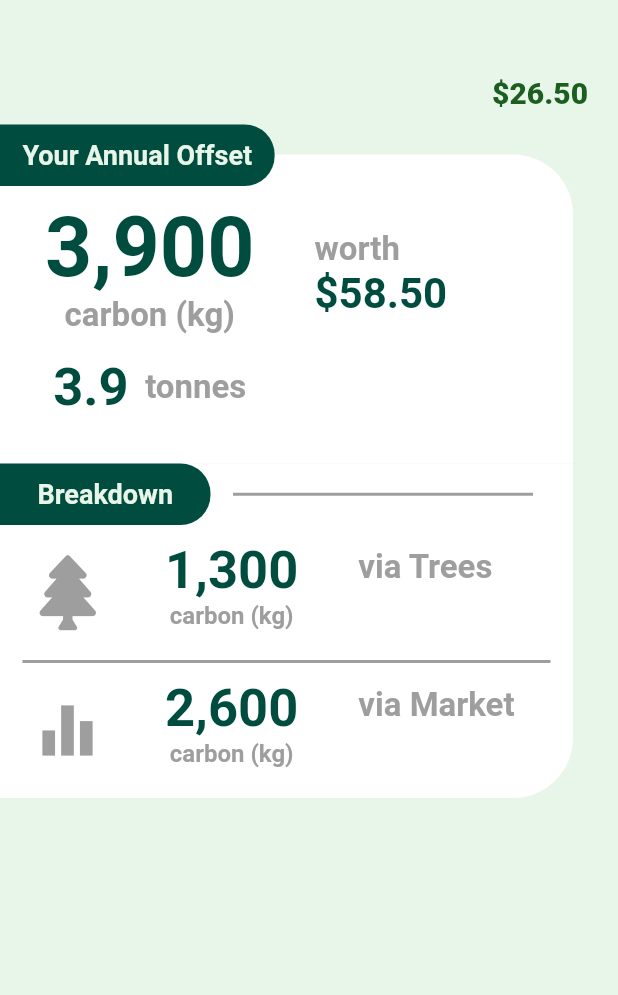
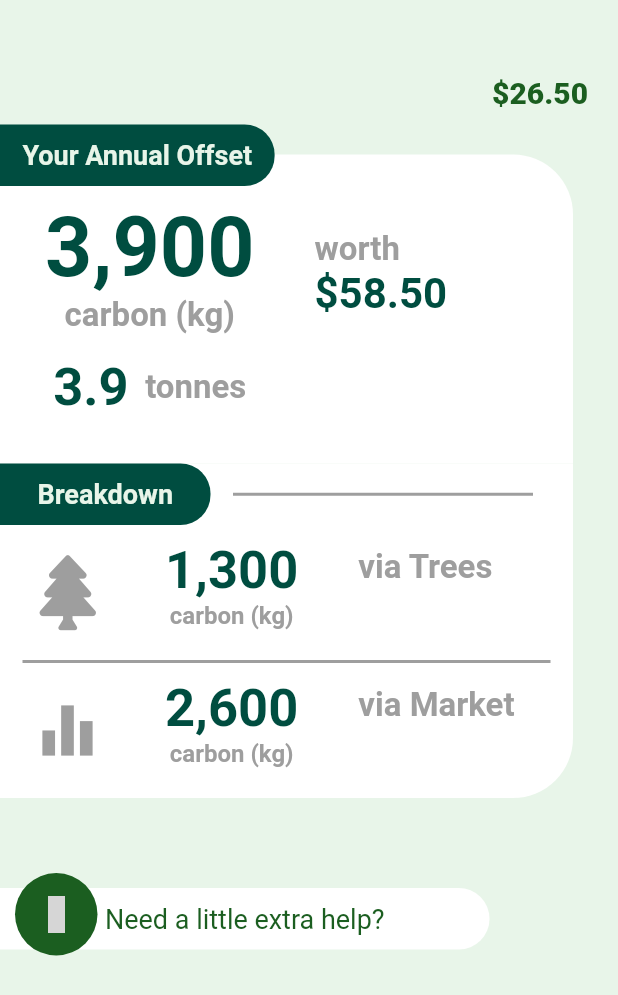
Before and after one commit to nikimain30/Flutter_MyTree, a Flutter app: the AnnualOffsetDialog screen opened directly, on a phone screen of 412 x 824 dp. Shown: the top 995 px of the screen. Run offline on Flutter 3.47's test engine with Material 2 defaults, Android fonts, the phone set to English and light mode, and no system bars; our stand-ins replace fluttericon, font_awesome_flutter; missing offline and left inert: bezier_chart; grey boxes are pictures that could not be loaded.

Commit message:
annual offset dailog added

```diff
--- a/lib/widgets/home/annual_offset_dialog.dart
+++ b/lib/widgets/home/annual_offset_dialog.dart
@@ -2,6 +2,7 @@
 
 import 'package:flutter/cupertino.dart';
 import 'package:flutter/material.dart';
+import 'package:fluttericon/entypo_icons.dart';
 import 'package:font_awesome_flutter/font_awesome_flutter.dart';
 
 class AnnualOffsetDialog extends StatelessWidget {
@@ -12,10 +13,11 @@ class AnnualOffsetDialog extends StatelessWidget {
     // TODO: implement build
     return Scaffold(
       backgroundColor: Colors.green[50].withOpacity(0.99),
-      body:
-          Container(
+      body: Container(
+        height: double.maxFinite,
         child: Column(
-          crossAxisAlignment: CrossAxisAlignment.stretch,
+          crossAxisAlignment: CrossAxisAlignment.start,
+          mainAxisAlignment: MainAxisAlignment.start,
           children: <Widget>[
             Align(
               alignment: Alignment.topRight,
@@ -288,6 +290,48 @@ class AnnualOffsetDialog extends StatelessWidget {
                 ],
               ),
             ),
+
+            new Positioned(
+              child: new Align(
+                  alignment: FractionalOffset.bottomLeft,
+                child: Container(
+                  margin: const EdgeInsets.only(top: 50,right: 50.0),
+                  child: Stack(
+                    children: <Widget>[
+                      Container(
+                        margin: const EdgeInsets.only(top: 10,right: 15.0),
+                        padding: EdgeInsets.symmetric(vertical: 10.0,horizontal: 70.0),
+                        decoration: new BoxDecoration(
+                          color: Colors.white,
+                          shape: BoxShape.rectangle,
+                          borderRadius:
+                          BorderRadius.only(bottomRight: Radius.circular(40.0),
+                              topRight: Radius.circular(40.0)),
+                        ),
+                        child:Text(
+                          "Need a little extra help?",style: TextStyle(
+                            color: Colors.green[900],fontSize: 18
+                        ),
+                        ),
+                      ),
+                      new Container(
+                        padding: const EdgeInsets.symmetric(vertical: 15,horizontal: 15),
+                        margin: const EdgeInsets.only(left:10.0,right: 30.0),
+                        decoration: new BoxDecoration(
+                          color: Colors.green[900],
+                          shape: BoxShape.circle,
+                        ),
+                        child: Icon(
+                          Entypo.info,
+                          size: 25.0,
+                          color: Colors.white,
+                        ),
+                      ),
+                    ],
+                  ),
+                )
+              ),
+            )
           ],
         ),
       ),
```
